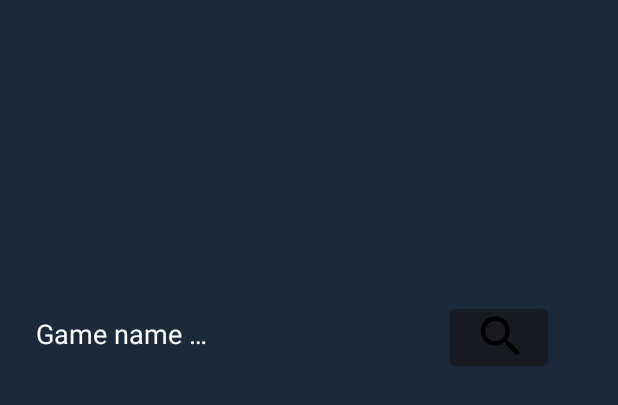
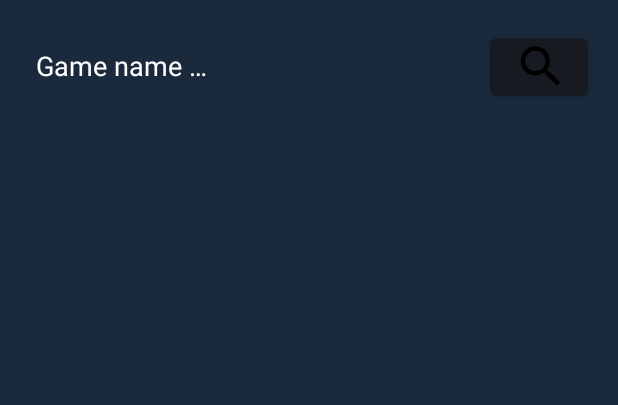
Before and after one commit to Ak-iu/Android_project, an Android app: the layout activity_main.xml on its own in the app's theme, with its tools: preview values and no code run, on a phone screen of 412 x 824 dp. Shown: the top 405 px of the screen. Run offline under Robolectric (Android 15) with nearby library versions, the phone set to English and light mode, and no system bars; network calls fail.

Commit message:
correction layout main_activity

```diff
--- a/app/src/main/res/layout/activity_main.xml
+++ b/app/src/main/res/layout/activity_main.xml
@@ -11,42 +11,52 @@
     android:textColorHint="#FFFFFF"
     >
 
+    <LinearLayout
+        android:layout_width="match_parent"
+        android:layout_height="match_parent"
+        android:orientation="vertical"
+        tools:layout_editor_absoluteX="1dp"
+        tools:layout_editor_absoluteY="71dp">
+
+        <LinearLayout
+            android:layout_width="match_parent"
+            android:layout_height="wrap_content"
+            android:orientation="horizontal">
+
             <EditText
                 android:id="@+id/game_name_edit"
-        android:layout_width="wrap_content"
+                android:layout_width="0dp"
                 android:layout_height="wrap_content"
                 android:layout_marginStart="20dp"
-        android:layout_marginTop="200dp"
+                android:layout_marginTop="20dp"
+                android:layout_weight="1"
                 android:ems="10"
                 android:hint="@string/search_hint"
                 android:inputType="textPersonName"
+                android:minHeight="48dp"
                 android:textColor="#FFFFFF"
-        android:textColorHint="#FFFFFF"
-        app:layout_constraintStart_toStartOf="parent"
-        app:layout_constraintTop_toTopOf="parent" />
+                android:textColorHint="#FFFFFF" />
 
             <Button
                 android:id="@+id/search_button"
                 android:layout_width="65dp"
                 android:layout_height="50dp"
                 android:layout_marginStart="20dp"
-        android:layout_marginTop="200dp"
+                android:layout_marginTop="20dp"
                 android:drawableLeft="@drawable/search_loop_foreground"
 
-        app:layout_constraintEnd_toEndOf="parent"
-        app:layout_constraintStart_toEndOf="@+id/game_name_edit"
-        app:layout_constraintTop_toTopOf="parent" />
+                tools:ignore="SpeakableTextPresentCheck" />
+
+            <Space
+                android:layout_width="20dp"
+                android:layout_height="match_parent" />
+        </LinearLayout>
 
         <FrameLayout
             android:id="@+id/GamesFoundFragment"
             class="com.example.android_project.GamesListFragment.java"
-        android:layout_width="367dp"
-        android:layout_height="406dp"
-        app:layout_constraintBottom_toBottomOf="parent"
-        app:layout_constraintEnd_toEndOf="parent"
-        app:layout_constraintHorizontal_bias="0.489"
-        app:layout_constraintStart_toStartOf="parent"
-        app:layout_constraintTop_toBottomOf="@+id/game_name_edit"
-        app:layout_constraintVertical_bias="0.483" />
+            android:layout_width="match_parent"
+            android:layout_height="match_parent" />
+    </LinearLayout>
 
 </androidx.constraintlayout.widget.ConstraintLayout>
```
Lines whose indentation alone changed are shown as unchanged.
